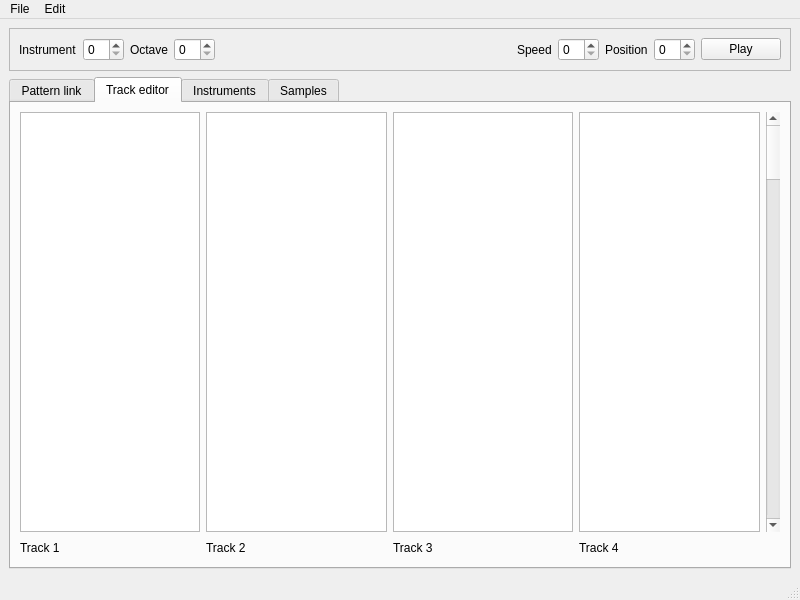
The window that LynxTracker.ui (pulkomandy/lynxtracker) describes before a commit, drawn with Qt 5.
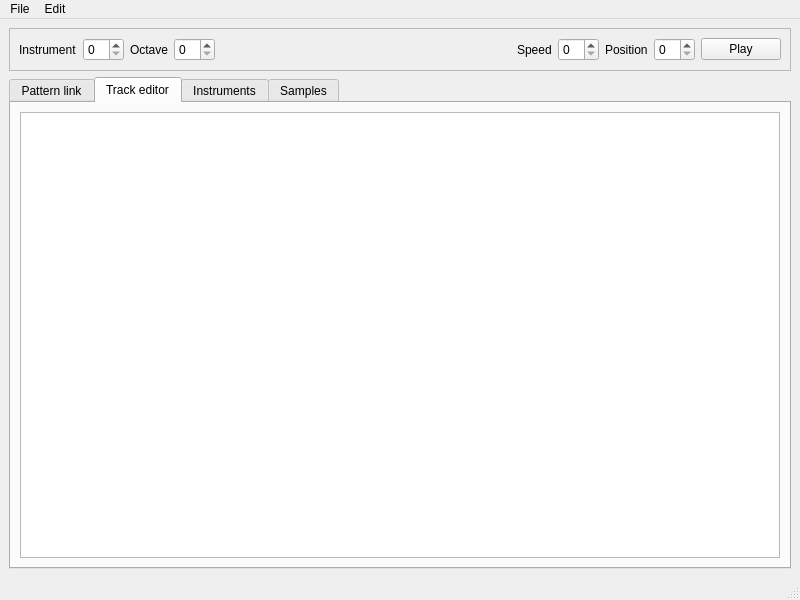
The same window after the commit.

Commit message: -Use only one tableview for all tracks -Display things properly -Lateral header now in hex

Patch:
```diff
--- a/LynxTracker.ui
+++ b/LynxTracker.ui
@@ -104,480 +104,11 @@
        </attribute>
        <layout class="QGridLayout" name="gridLayout">
         <item row="0" column="0">
-         <widget class="QTableView" name="TrackEdit1">
-          <property name="sizePolicy">
-           <sizepolicy hsizetype="Maximum" vsizetype="Expanding">
-            <horstretch>0</horstretch>
-            <verstretch>0</verstretch>
-           </sizepolicy>
-          </property>
+         <widget class="QTableView" name="TrackEdit">
           <property name="font">
            <font>
             <family>Monospace</family>
            </font>
-          </property>
-          <property name="verticalScrollBarPolicy">
-           <enum>Qt::ScrollBarAlwaysOff</enum>
-          </property>
-          <property name="horizontalScrollBarPolicy">
-           <enum>Qt::ScrollBarAlwaysOff</enum>
-          </property>
-          <property name="showDropIndicator" stdset="0">
-           <bool>false</bool>
-          </property>
-          <property name="dragDropOverwriteMode">
-           <bool>false</bool>
-          </property>
-          <property name="alternatingRowColors">
-           <bool>true</bool>
-          </property>
-          <property name="selectionMode">
-           <enum>QAbstractItemView::ContiguousSelection</enum>
-          </property>
-          <property name="selectionBehavior">
-           <enum>QAbstractItemView::SelectRows</enum>
-          </property>
-          <property name="textElideMode">
-           <enum>Qt::ElideNone</enum>
-          </property>
-          <property name="showGrid">
-           <bool>true</bool>
-          </property>
-          <property name="wordWrap">
-           <bool>false</bool>
-          </property>
-          <attribute name="horizontalHeaderVisible">
-           <bool>false</bool>
-          </attribute>
-          <attribute name="horizontalHeaderCascadingSectionResizes">
-           <bool>false</bool>
-          </attribute>
-          <attribute name="horizontalHeaderDefaultSectionSize">
-           <number>25</number>
-          </attribute>
-          <attribute name="horizontalHeaderHighlightSections">
-           <bool>true</bool>
-          </attribute>
-          <attribute name="horizontalHeaderMinimumSectionSize">
-           <number>25</number>
-          </attribute>
-          <attribute name="horizontalHeaderShowSortIndicator" stdset="0">
-           <bool>false</bool>
-          </attribute>
-          <attribute name="horizontalHeaderStretchLastSection">
-           <bool>false</bool>
-          </attribute>
-          <attribute name="verticalHeaderVisible">
-           <bool>false</bool>
-          </attribute>
-          <attribute name="verticalHeaderCascadingSectionResizes">
-           <bool>false</bool>
-          </attribute>
-          <attribute name="verticalHeaderDefaultSectionSize">
-           <number>25</number>
-          </attribute>
-          <attribute name="verticalHeaderHighlightSections">
-           <bool>false</bool>
-          </attribute>
-          <attribute name="verticalHeaderMinimumSectionSize">
-           <number>25</number>
-          </attribute>
-          <attribute name="verticalHeaderShowSortIndicator" stdset="0">
-           <bool>false</bool>
-          </attribute>
-          <attribute name="verticalHeaderStretchLastSection">
-           <bool>false</bool>
-          </attribute>
-          <attribute name="verticalHeaderVisible">
-           <bool>false</bool>
-          </attribute>
-          <attribute name="horizontalHeaderShowSortIndicator" stdset="0">
-           <bool>false</bool>
-          </attribute>
-          <attribute name="verticalHeaderDefaultSectionSize">
-           <number>25</number>
-          </attribute>
-          <attribute name="horizontalHeaderStretchLastSection">
-           <bool>false</bool>
-          </attribute>
-          <attribute name="horizontalHeaderCascadingSectionResizes">
-           <bool>false</bool>
-          </attribute>
-          <attribute name="horizontalHeaderVisible">
-           <bool>false</bool>
-          </attribute>
-          <attribute name="verticalHeaderCascadingSectionResizes">
-           <bool>false</bool>
-          </attribute>
-          <attribute name="horizontalHeaderMinimumSectionSize">
-           <number>25</number>
-          </attribute>
-          <attribute name="verticalHeaderMinimumSectionSize">
-           <number>25</number>
-          </attribute>
-          <attribute name="verticalHeaderShowSortIndicator" stdset="0">
-           <bool>false</bool>
-          </attribute>
-          <attribute name="horizontalHeaderHighlightSections">
-           <bool>true</bool>
-          </attribute>
-          <attribute name="verticalHeaderHighlightSections">
-           <bool>false</bool>
-          </attribute>
-          <attribute name="verticalHeaderStretchLastSection">
-           <bool>false</bool>
-          </attribute>
-          <attribute name="horizontalHeaderDefaultSectionSize">
-           <number>25</number>
-          </attribute>
-         </widget>
-        </item>
-        <item row="0" column="1">
-         <widget class="QTableView" name="TrackEdit2">
-          <property name="sizePolicy">
-           <sizepolicy hsizetype="Maximum" vsizetype="Expanding">
-            <horstretch>0</horstretch>
-            <verstretch>0</verstretch>
-           </sizepolicy>
-          </property>
-          <property name="font">
-           <font>
-            <family>Monospace</family>
-           </font>
-          </property>
-          <property name="verticalScrollBarPolicy">
-           <enum>Qt::ScrollBarAlwaysOff</enum>
-          </property>
-          <property name="horizontalScrollBarPolicy">
-           <enum>Qt::ScrollBarAlwaysOff</enum>
-          </property>
-          <property name="showDropIndicator" stdset="0">
-           <bool>false</bool>
-          </property>
-          <property name="dragDropOverwriteMode">
-           <bool>false</bool>
-          </property>
-          <property name="alternatingRowColors">
-           <bool>true</bool>
-          </property>
-          <property name="selectionMode">
-           <enum>QAbstractItemView::ContiguousSelection</enum>
-          </property>
-          <property name="selectionBehavior">
-           <enum>QAbstractItemView::SelectRows</enum>
-          </property>
-          <property name="textElideMode">
-           <enum>Qt::ElideNone</enum>
-          </property>
-          <property name="showGrid">
-           <bool>true</bool>
-          </property>
-          <property name="wordWrap">
-           <bool>false</bool>
-          </property>
-          <attribute name="horizontalHeaderVisible">
-           <bool>false</bool>
-          </attribute>
-          <attribute name="horizontalHeaderDefaultSectionSize">
-           <number>25</number>
-          </attribute>
-          <attribute name="horizontalHeaderHighlightSections">
-           <bool>true</bool>
-          </attribute>
-          <attribute name="horizontalHeaderMinimumSectionSize">
-           <number>25</number>
-          </attribute>
-          <attribute name="verticalHeaderVisible">
-           <bool>false</bool>
-          </attribute>
-          <attribute name="verticalHeaderDefaultSectionSize">
-           <number>25</number>
-          </attribute>
-          <attribute name="verticalHeaderMinimumSectionSize">
-           <number>25</number>
-          </attribute>
-          <attribute name="verticalHeaderVisible">
-           <bool>false</bool>
-          </attribute>
-          <attribute name="verticalHeaderDefaultSectionSize">
-           <number>25</number>
-          </attribute>
-          <attribute name="horizontalHeaderVisible">
-           <bool>false</bool>
-          </attribute>
-          <attribute name="horizontalHeaderMinimumSectionSize">
-           <number>25</number>
-          </attribute>
-          <attribute name="verticalHeaderMinimumSectionSize">
-           <number>25</number>
-          </attribute>
-          <attribute name="horizontalHeaderHighlightSections">
-           <bool>true</bool>
-          </attribute>
-          <attribute name="horizontalHeaderDefaultSectionSize">
-           <number>25</number>
-          </attribute>
-         </widget>
-        </item>
-        <item row="0" column="2">
-         <widget class="QTableView" name="TrackEdit3">
-          <property name="sizePolicy">
-           <sizepolicy hsizetype="Maximum" vsizetype="Expanding">
-            <horstretch>0</horstretch>
-            <verstretch>0</verstretch>
-           </sizepolicy>
-          </property>
-          <property name="font">
-           <font>
-            <family>Monospace</family>
-           </font>
-          </property>
-          <property name="verticalScrollBarPolicy">
-           <enum>Qt::ScrollBarAlwaysOff</enum>
-          </property>
-          <property name="horizontalScrollBarPolicy">
-           <enum>Qt::ScrollBarAlwaysOff</enum>
-          </property>
-          <property name="showDropIndicator" stdset="0">
-           <bool>false</bool>
-          </property>
-          <property name="dragDropOverwriteMode">
-           <bool>false</bool>
-          </property>
-          <property name="alternatingRowColors">
-           <bool>true</bool>
-          </property>
-          <property name="selectionMode">
-           <enum>QAbstractItemView::ContiguousSelection</enum>
-          </property>
-          <property name="selectionBehavior">
-           <enum>QAbstractItemView::SelectRows</enum>
-          </property>
-          <property name="textElideMode">
-           <enum>Qt::ElideNone</enum>
-          </property>
-          <property name="showGrid">
-           <bool>true</bool>
-          </property>
-          <property name="wordWrap">
-           <bool>false</bool>
-          </property>
-          <attribute name="horizontalHeaderVisible">
-           <bool>false</bool>
-          </attribute>
-          <attribute name="horizontalHeaderDefaultSectionSize">
-           <number>25</number>
-          </attribute>
-          <attribute name="horizontalHeaderHighlightSections">
-           <bool>true</bool>
-          </attribute>
-          <attribute name="horizontalHeaderMinimumSectionSize">
-           <number>25</number>
-          </attribute>
-          <attribute name="verticalHeaderVisible">
-           <bool>false</bool>
-          </attribute>
-          <attribute name="verticalHeaderDefaultSectionSize">
-           <number>25</number>
-          </attribute>
-          <attribute name="verticalHeaderMinimumSectionSize">
-           <number>25</number>
-          </attribute>
-          <attribute name="verticalHeaderVisible">
-           <bool>false</bool>
-          </attribute>
-          <attribute name="verticalHeaderDefaultSectionSize">
-           <number>25</number>
-          </attribute>
-          <attribute name="horizontalHeaderVisible">
-           <bool>false</bool>
-          </attribute>
-          <attribute name="horizontalHeaderMinimumSectionSize">
-           <number>25</number>
-          </attribute>
-          <attribute name="verticalHeaderMinimumSectionSize">
-           <number>25</number>
-          </attribute>
-          <attribute name="horizontalHeaderHighlightSections">
-           <bool>true</bool>
-          </attribute>
-          <attribute name="horizontalHeaderDefaultSectionSize">
-           <number>25</number>
-          </attribute>
-         </widget>
-        </item>
-        <item row="0" column="3">
-         <widget class="QTableView" name="TrackEdit4">
-          <property name="sizePolicy">
-           <sizepolicy hsizetype="Maximum" vsizetype="Expanding">
-            <horstretch>0</horstretch>
-            <verstretch>0</verstretch>
-           </sizepolicy>
-          </property>
-          <property name="font">
-           <font>
-            <family>Monospace</family>
-           </font>
-          </property>
-          <property name="verticalScrollBarPolicy">
-           <enum>Qt::ScrollBarAlwaysOff</enum>
-          </property>
-          <property name="horizontalScrollBarPolicy">
-           <enum>Qt::ScrollBarAlwaysOff</enum>
-          </property>
-          <property name="showDropIndicator" stdset="0">
-           <bool>false</bool>
-          </property>
-          <property name="dragDropOverwriteMode">
-           <bool>false</bool>
-          </property>
-          <property name="alternatingRowColors">
-           <bool>true</bool>
-          </property>
-          <property name="selectionMode">
-           <enum>QAbstractItemView::ContiguousSelection</enum>
-          </property>
-          <property name="selectionBehavior">
-           <enum>QAbstractItemView::SelectRows</enum>
-          </property>
-          <property name="textElideMode">
-           <enum>Qt::ElideNone</enum>
-          </property>
-          <property name="showGrid">
-           <bool>true</bool>
-          </property>
-          <property name="wordWrap">
-           <bool>false</bool>
-          </property>
-          <attribute name="horizontalHeaderVisible">
-           <bool>false</bool>
-          </attribute>
-          <attribute name="horizontalHeaderDefaultSectionSize">
-           <number>25</number>
-          </attribute>
-          <attribute name="horizontalHeaderHighlightSections">
-           <bool>true</bool>
-          </attribute>
-          <attribute name="horizontalHeaderMinimumSectionSize">
-           <number>25</number>
-          </attribute>
-          <attribute name="verticalHeaderVisible">
-           <bool>false</bool>
-          </attribute>
-          <attribute name="verticalHeaderDefaultSectionSize">
-           <number>25</number>
-          </attribute>
-          <attribute name="verticalHeaderMinimumSectionSize">
-           <number>25</number>
-          </attribute>
-          <attribute name="verticalHeaderVisible">
-           <bool>false</bool>
-          </attribute>
-          <attribute name="verticalHeaderDefaultSectionSize">
-           <number>25</number>
-          </attribute>
-          <attribute name="horizontalHeaderVisible">
-           <bool>false</bool>
-          </attribute>
-          <attribute name="horizontalHeaderMinimumSectionSize">
-           <number>25</number>
-          </attribute>
-          <attribute name="verticalHeaderMinimumSectionSize">
-           <number>25</number>
-          </attribute>
-          <attribute name="horizontalHeaderHighlightSections">
-           <bool>true</bool>
-          </attribute>
-          <attribute name="horizontalHeaderDefaultSectionSize">
-           <number>25</number>
-          </attribute>
-         </widget>
-        </item>
-        <item row="1" column="0">
-         <widget class="QLabel" name="label_2">
-          <property name="sizePolicy">
-           <sizepolicy hsizetype="Maximum" vsizetype="Preferred">
-            <horstretch>0</horstretch>
-            <verstretch>0</verstretch>
-           </sizepolicy>
-          </property>
-          <property name="text">
-           <string>Track 1</string>
-          </property>
-         </widget>
-        </item>
-        <item row="1" column="1">
-         <widget class="QLabel" name="label_3">
-          <property name="sizePolicy">
-           <sizepolicy hsizetype="Maximum" vsizetype="Preferred">
-            <horstretch>0</horstretch>
-            <verstretch>0</verstretch>
-           </sizepolicy>
-          </property>
-          <property name="text">
-           <string>Track 2</string>
-          </property>
-         </widget>
-        </item>
-        <item row="1" column="2">
-         <widget class="QLabel" name="label_4">
-          <property name="sizePolicy">
-           <sizepolicy hsizetype="Maximum" vsizetype="Preferred">
-            <horstretch>0</horstretch>
-            <verstretch>0</verstretch>
-           </sizepolicy>
-          </property>
-          <property name="text">
-           <string>Track 3</string>
-          </property>
-         </widget>
-        </item>
-        <item row="1" column="3">
-         <widget class="QLabel" name="label_5">
-          <property name="sizePolicy">
-           <sizepolicy hsizetype="Maximum" vsizetype="Preferred">
-            <horstretch>0</horstretch>
-            <verstretch>0</verstretch>
-           </sizepolicy>
-          </property>
-          <property name="text">
-           <string>Track 4</string>
-          </property>
-         </widget>
-        </item>
-        <item row="0" column="5">
-         <spacer name="horizontalSpacer_2">
-          <property name="orientation">
-           <enum>Qt::Horizontal</enum>
-          </property>
-          <property name="sizeHint" stdset="0">
-           <size>
-            <width>40</width>
-            <height>20</height>
-           </size>
-          </property>
-         </spacer>
-        </item>
-        <item row="1" column="5">
-         <spacer name="horizontalSpacer_3">
-          <property name="orientation">
-           <enum>Qt::Horizontal</enum>
-          </property>
-          <property name="sizeHint" stdset="0">
-           <size>
-            <width>40</width>
-            <height>20</height>
-           </size>
-          </property>
-         </spacer>
-        </item>
-        <item row="0" column="4">
-         <widget class="QScrollBar" name="verticalScrollBar">
-          <property name="maximum">
-           <number>63</number>
-          </property>
-          <property name="orientation">
-           <enum>Qt::Vertical</enum>
           </property>
          </widget>
         </item>
```
Left out of the diff: 69 changed lines with no effect on the pictures. The commit also changes 4 other files.
